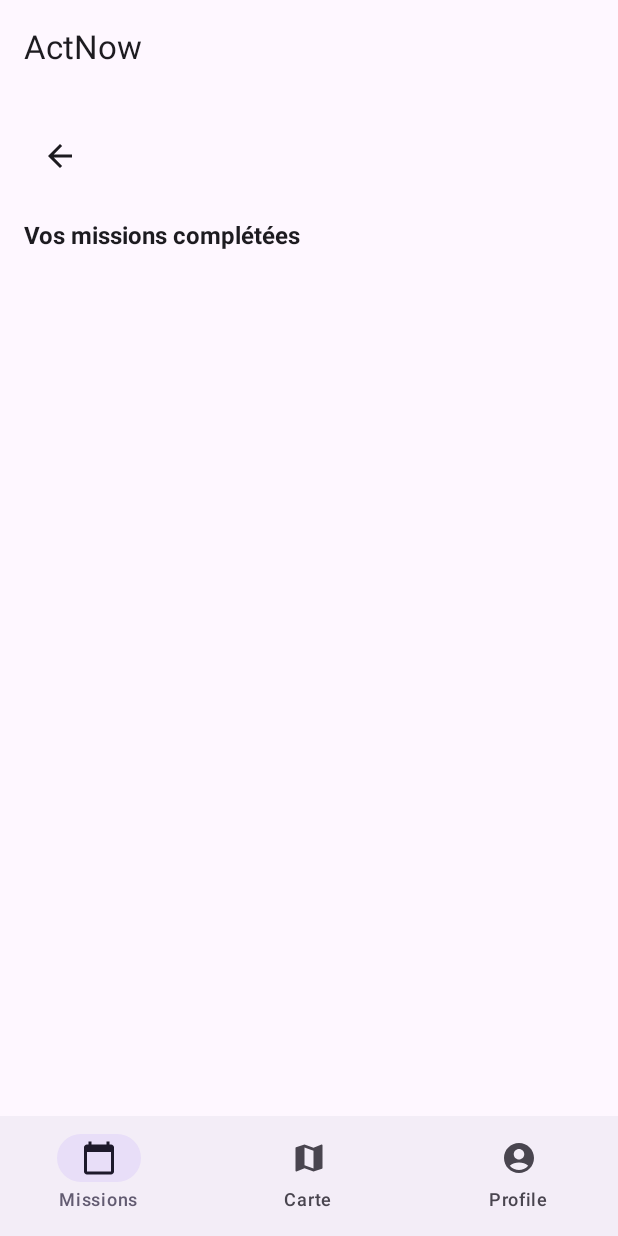
After one commit to adrima01/ActNow, an Android app built with Jetpack Compose: the LastMissionsScreen screen opened through its navigation route, on a phone screen of 412 x 824 dp. The commit adds this screen. Run offline under Robolectric (Android 15) with nearby library versions, the phone set to English and light mode, and no system bars; libraries missing offline, so code that uses them is left out: com.russhwolf.settings; 3 statements that could not run were skipped.

```diff
--- /dev/null
+++ b/app/src/main/java/com/example/actnow/screens/LastMissionsScreen.kt
@@ -0,0 +1,43 @@
+package com.example.actnow.screens
+
+
+import androidx.compose.foundation.layout.Arrangement
+import androidx.compose.foundation.layout.Column
+import androidx.compose.foundation.layout.fillMaxWidth
+import androidx.compose.foundation.layout.padding
+import androidx.compose.material.icons.Icons
+import androidx.compose.material.icons.filled.ArrowBack
+import androidx.compose.material3.ExperimentalMaterial3Api
+import androidx.compose.material3.Icon
+import androidx.compose.material3.IconButton
+import androidx.compose.material3.Text
+import androidx.compose.runtime.Composable
+import androidx.compose.ui.Modifier
+import androidx.compose.ui.text.font.FontWeight
+import androidx.compose.ui.unit.dp
+import androidx.compose.ui.unit.sp
+import androidx.navigation.NavController
+
+@OptIn(ExperimentalMaterial3Api::class)
+@Composable
+fun LastMissionsScreen(navController: NavController) {
+
+    Column(
+        modifier = Modifier
+            .fillMaxWidth()
+            .padding(16.dp),
+        verticalArrangement = Arrangement.spacedBy(20.dp)
+    ) {
+
+        IconButton(onClick = { navController.popBackStack() }) {
+            Icon(Icons.Default.ArrowBack, contentDescription = "Retour")
+        }
+
+        Text(
+            text = "Vos missions complétées",
+            fontSize = 16.sp,
+            fontWeight = FontWeight.Bold
+        )
+    }
+
+}
--- a/app/src/main/java/com/example/actnow/screens/MainScreen.kt
+++ b/app/src/main/java/com/example/actnow/screens/MainScreen.kt
@@ -60,7 +60,15 @@ fun MainScreen(navController: NavHostController) {
             }
 
             composable("profile") {
-                ProfileScreen()
+                ProfileScreen(navController)
+            }
+
+            composable("next_Missions") {
+                NextMissionsScreen(navController)
+            }
+
+            composable("last_Missions") {
+                LastMissionsScreen(navController)
             }
         }
     }
@@ -74,5 +82,5 @@ enum class Destination(
 ) {
     MISSION("missions", "Missions", Icons.Filled.CalendarToday, "Missions"),
     MAP("map", "Carte", Icons.Filled.Map, "Carte"),
-    PROFILE("profile", "Profile", Icons.Filled.AccountCircle, "Profile")
+    PROFILE("profile", "Profile", Icons.Filled.AccountCircle, "Profile"),
 }
--- a/app/src/main/java/com/example/actnow/screens/ProfileScreen.kt
+++ b/app/src/main/java/com/example/actnow/screens/ProfileScreen.kt
@@ -20,6 +20,7 @@ import androidx.compose.ui.Modifier
 import androidx.compose.ui.text.font.FontWeight
 import androidx.compose.ui.unit.dp
 import androidx.compose.ui.unit.sp
+import androidx.navigation.NavController
 import com.example.actnow.BadgeData
 import com.example.actnow.BadgeType
 import com.example.actnow.SingleBadgeDto
@@ -32,11 +33,10 @@ import java.time.temporal.ChronoUnit
 
 @OptIn(ExperimentalMaterial3Api::class)
 @Composable
-fun ProfileScreen() {
-    val settings: Settings = Settings()
+fun ProfileScreen(navController: NavController) {
     LazyColumn {
         item {
-            ProfileCard()
+            ProfileCard(navController)
             Row(
                 verticalAlignment = Alignment.CenterVertically,
                 horizontalArrangement = Arrangement.spacedBy(8.dp),
```
Also changed, not shown: app/src/main/java/com/example/actnow/components/ProfileCard.kt (+7 -3 lines), app/src/main/java/com/example/actnow/screens/NextMissionsScreen.kt (added, +65 -0 lines).
